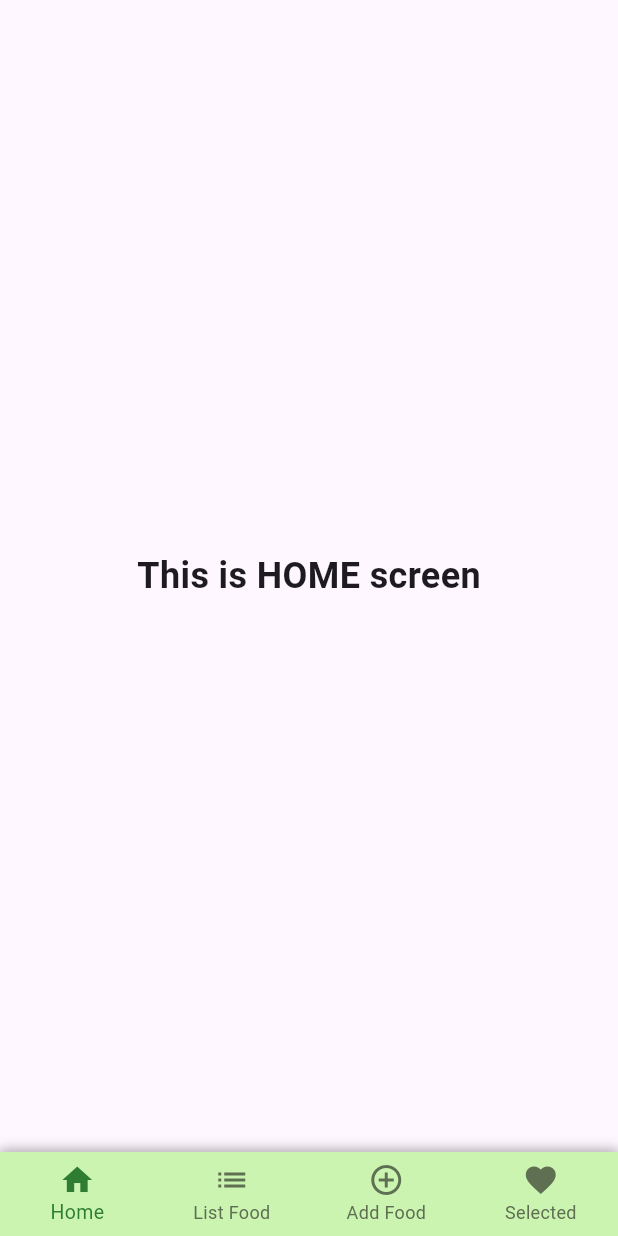
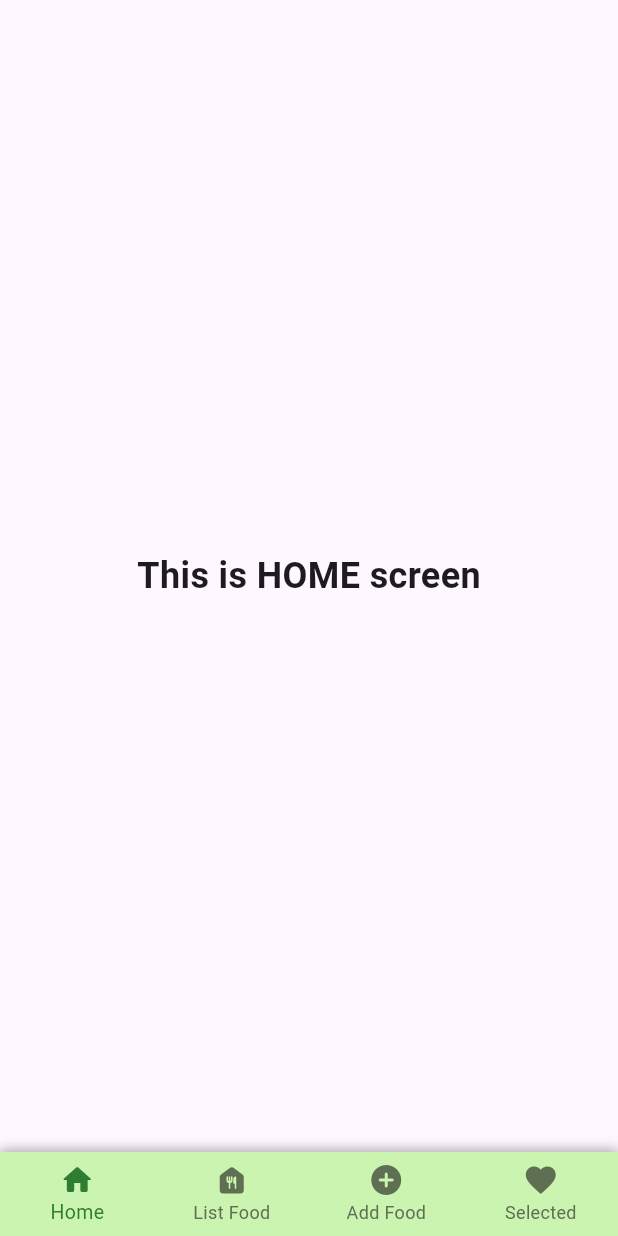
Before and after one commit to SeavTh3an/SmartMeal, a Flutter app: the MainScreen screen opened by its route, on a phone screen of 412 x 824 dp. Run offline on Flutter 3.47's test engine with Material 3 defaults, Android fonts, the phone set to English and light mode, and no system bars.

Commit message:
change icon

```diff
--- a/smart_meal/lib/ui/screen/mainScreen.dart
+++ b/smart_meal/lib/ui/screen/mainScreen.dart
@@ -62,15 +62,15 @@ class _MainScreenState extends State<MainScreen> {
           showUnselectedLabels: true,
           items: const [
             BottomNavigationBarItem(
-              icon: Icon(Icons.home),
+              icon: Icon(Icons.home_rounded),
               label: 'Home',
             ),
             BottomNavigationBarItem(
-              icon: Icon(Icons.list),
+              icon: Icon(Icons.food_bank_rounded),
               label: 'List Food',
             ),
             BottomNavigationBarItem(
-              icon: Icon(Icons.add_circle_outline),
+              icon: Icon(Icons.add_circle_rounded),
               label: 'Add Food',
             ),
             BottomNavigationBarItem(
```
Also changed, not shown: smart_meal/pubspec.lock.
